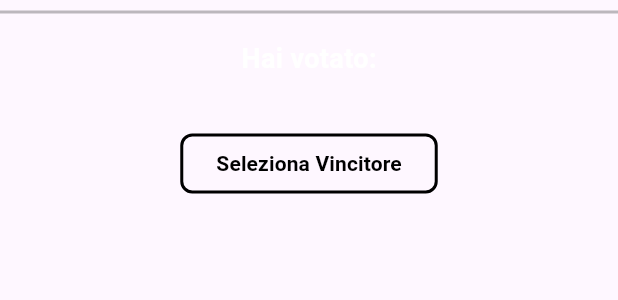
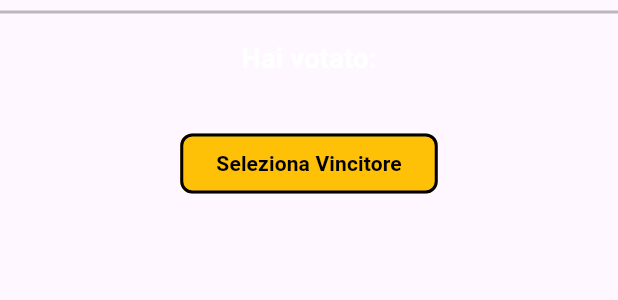
Before and after one commit to morenoboasso/wwe-sus, a Flutter app: the VoteSection widget shown alone on an empty page, opened directly with empty values, on a phone screen of 412 x 824 dp. Shown: the top 300 px of the screen. Run offline on Flutter 3.47's test engine with Material 3 defaults, Android fonts, the phone set to English and light mode, and no system bars; our stand-ins replace auto_size_text, cloud_firestore, firebase_core, get, get_storage, vibration; accounts and stored records are empty.

Commit message:
minor changes

```diff
--- a/lib/widgets/match_card_info/vote_section.dart
+++ b/lib/widgets/match_card_info/vote_section.dart
@@ -112,7 +112,7 @@ class VoteSection extends StatelessWidget {
               ElevatedButton(
                 onPressed: onShowWinnerSelectionDialog,
                 style: ElevatedButton.styleFrom(
-                  backgroundColor: Colors.transparent,
+                  backgroundColor: Colors.amber,
                   side: const BorderSide(color: Colors.black, width: 2.0),
                   shape: RoundedRectangleBorder(
                     borderRadius: BorderRadius.circular(8.0),
--- a/lib/widgets/match_card_info/winner_selection_dialog.dart
+++ b/lib/widgets/match_card_info/winner_selection_dialog.dart
@@ -35,7 +35,7 @@ class _WinnerSelectionDialogState extends State<WinnerSelectionDialog> {
               color: Colors.black.withOpacity(0.5),
               spreadRadius: 5,
               blurRadius: 15,
-              offset: Offset(0, 3), // changes position of shadow
+              offset: const Offset(0, 3), // changes position of shadow
             ),
           ],
         ),
@@ -45,7 +45,7 @@ class _WinnerSelectionDialogState extends State<WinnerSelectionDialog> {
             mainAxisSize: MainAxisSize.min,
             crossAxisAlignment: CrossAxisAlignment.center,
             children: <Widget>[
-              Text(
+              const Text(
                 'Seleziona Vincitore',
                 style: TextStyle(
                   color: Colors.white,
```
